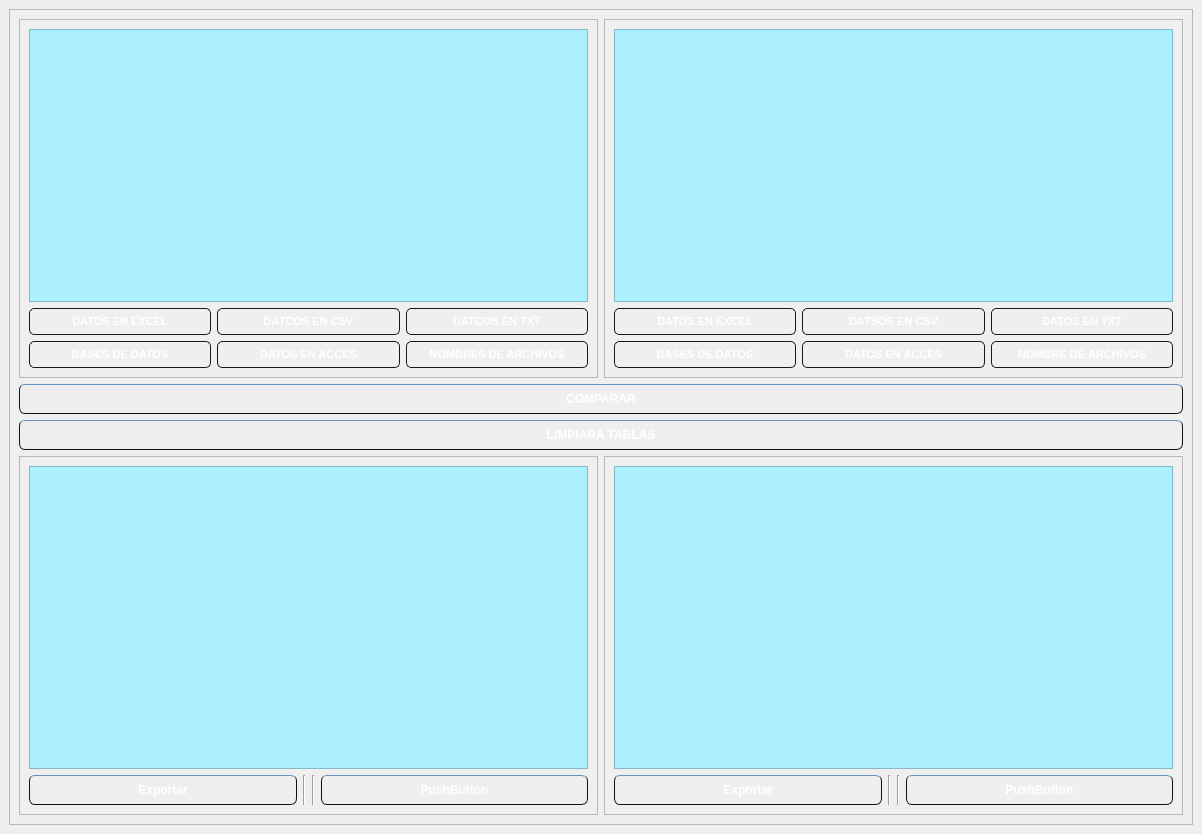
Qt form ui/ventana_principal.ui (Musthia/cotejo_fiscalizacion) before a commit.
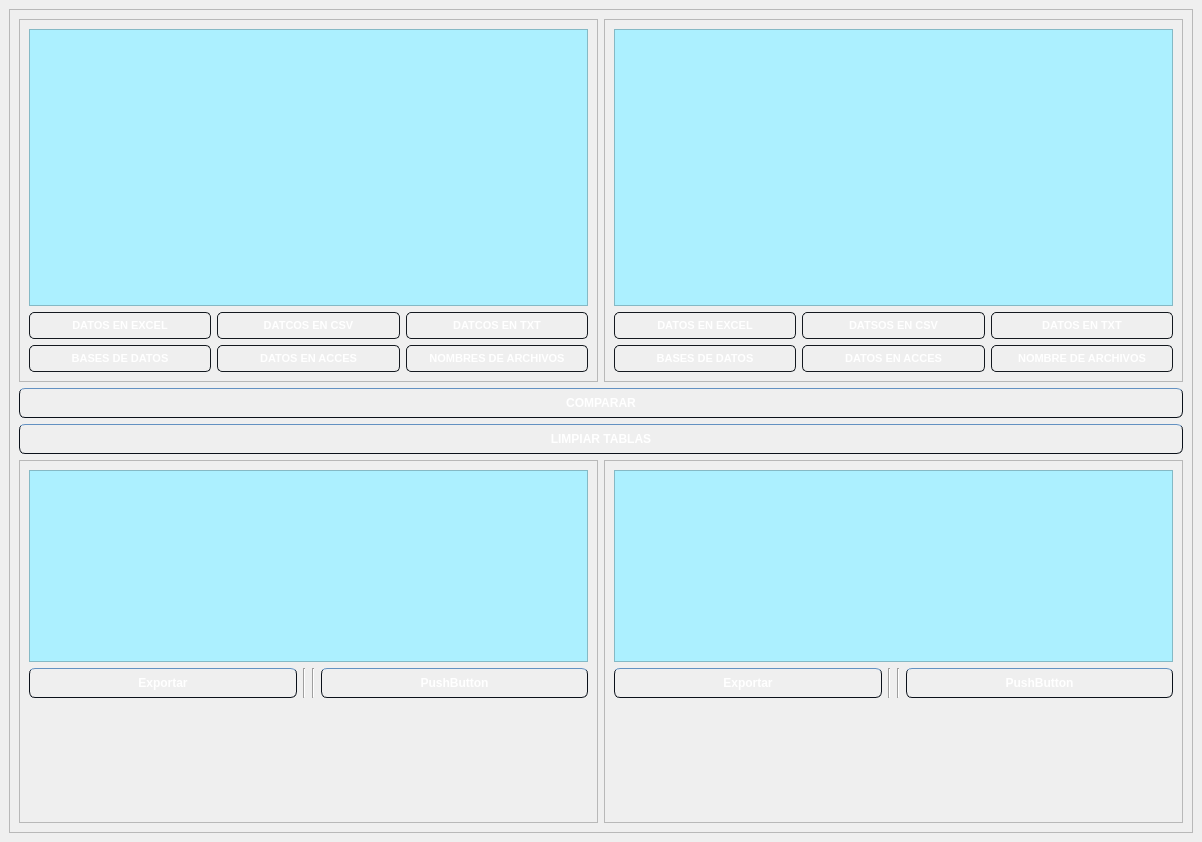
The same form after that commit. Icons and pictures are not drawn.

What changed in the file:
```diff
--- a/ui/ventana_principal.ui
+++ b/ui/ventana_principal.ui
@@ -7,7 +7,7 @@
     <x>0</x>
     <y>0</y>
     <width>1202</width>
-    <height>834</height>
+    <height>842</height>
    </rect>
   </property>
   <property name="sizePolicy">
@@ -33,6 +33,9 @@
         <verstretch>0</verstretch>
        </sizepolicy>
       </property>
+      <property name="styleSheet">
+       <string notr="true">background-image: url(:/ico/image (1).png);</string>
+      </property>
       <property name="frameShape">
        <enum>QFrame::Shape::StyledPanel</enum>
       </property>
@@ -381,70 +384,6 @@
             </property>
            </widget>
           </item>
-          <item row="1" column="0">
-           <widget class="QPushButton" name="pushButton_9">
-            <property name="cursor">
-             <cursorShape>PointingHandCursor</cursorShape>
-            </property>
-            <property name="styleSheet">
-             <string notr="true">QPushButton {
-    /* Base de acero azul oscuro profundo (volumen hacia afuera) */
-    background-color: qlineargradient(x1:0, y1:0, x2:0, y2:1, 
-                                      stop:0 rgb(50, 65, 85), 
-                                      stop:1 rgb(30, 40, 55));
-    color: #FFFFFF;
-    /* Borde oscuro con reflejo superior azul brillante */
-    border: 1px solid #0b111a;
-    border-top: 1px solid #6391c2; 
-    border-radius: 6px;
-    padding: 7px 14px;
-    font-weight: bold;
-    font-size: 12px;
-}
-
-QPushButton:hover {
-    /* El azul base se enciende e intensifica notablemente */
-    background-color: qlineargradient(x1:0, y1:0, x2:0, y2:1, 
-                                      stop:0 rgb(80, 110, 145), 
-                                      stop:1 rgb(45, 65, 90));
-    /* Texto cian brillante para máximo contraste en hover */
-    color: #3ae2ff;
-    /* Bordes eléctricos integrados */
-    border: 1px solid #163654;
-    border-top: 1px solid #5cb3ff;
-}
-
-QPushButton:pressed {
-    /* Hundimiento extremo en azul marino casi negro */
-    background-color: qlineargradient(x1:0, y1:0, x2:0, y2:1, 
-                                      stop:0 rgb(15, 25, 40), 
-                                      stop:1 rgb(25, 35, 50));
-    color: #00bfff;
-    border: 1px solid #050b14;
-    padding-top: 8px;
-    padding-bottom: 6px;
-}
-
-QPushButton:disabled {
-    /* Desaturado completo (gris ligeramente frío) para indicar inactividad */
-    background-color: #4b525a;
-    color: #828a94;
-    border: 1px solid #363b40;
-}
-</string>
-            </property>
-            <property name="text">
-             <string>Exportar</string>
-            </property>
-           </widget>
-          </item>
-          <item row="1" column="1">
-           <widget class="Line" name="line_8">
-            <property name="orientation">
-             <enum>Qt::Orientation::Vertical</enum>
-            </property>
-           </widget>
-          </item>
           <item row="1" column="2">
            <widget class="Line" name="line_4">
             <property name="orientation">
@@ -452,6 +391,13 @@
             </property>
            </widget>
           </item>
+          <item row="1" column="1">
+           <widget class="Line" name="line_8">
+            <property name="orientation">
+             <enum>Qt::Orientation::Vertical</enum>
+            </property>
+           </widget>
+          </item>
           <item row="1" column="3">
            <widget class="QPushButton" name="pushButton_3">
             <property name="cursor">
@@ -509,6 +455,76 @@
             </property>
            </widget>
           </item>
+          <item row="1" column="0">
+           <widget class="QPushButton" name="pushButton_export_falt">
+            <property name="cursor">
+             <cursorShape>PointingHandCursor</cursorShape>
+            </property>
+            <property name="styleSheet">
+             <string notr="true">QPushButton {
+    /* Base de acero azul oscuro profundo (volumen hacia afuera) */
+    background-color: qlineargradient(x1:0, y1:0, x2:0, y2:1, 
+                                      stop:0 rgb(50, 65, 85), 
+                                      stop:1 rgb(30, 40, 55));
+    color: #FFFFFF;
+    /* Borde oscuro con reflejo superior azul brillante */
+    border: 1px solid #0b111a;
+    border-top: 1px solid #6391c2; 
+    border-radius: 6px;
+    padding: 7px 14px;
+    font-weight: bold;
+    font-size: 12px;
+}
+
+QPushButton:hover {
+    /* El azul base se enciende e intensifica notablemente */
+    background-color: qlineargradient(x1:0, y1:0, x2:0, y2:1, 
+                                      stop:0 rgb(80, 110, 145), 
+                                      stop:1 rgb(45, 65, 90));
+    /* Texto cian brillante para máximo contraste en hover */
+    color: #3ae2ff;
+    /* Bordes eléctricos integrados */
+    border: 1px solid #163654;
+    border-top: 1px solid #5cb3ff;
+}
+
+QPushButton:pressed {
+    /* Hundimiento extremo en azul marino casi negro */
+    background-color: qlineargradient(x1:0, y1:0, x2:0, y2:1, 
+                                      stop:0 rgb(15, 25, 40), 
+                                      stop:1 rgb(25, 35, 50));
+    color: #00bfff;
+    border: 1px solid #050b14;
+    padding-top: 8px;
+    padding-bottom: 6px;
+}
+
+QPushButton:disabled {
+    /* Desaturado completo (gris ligeramente frío) para indicar inactividad */
+    background-color: #4b525a;
+    color: #828a94;
+    border: 1px solid #363b40;
+}
+</string>
+            </property>
+            <property name="text">
+             <string>Exportar</string>
+            </property>
+           </widget>
+          </item>
+          <item row="2" column="0" colspan="4">
+           <widget class="QLabel" name="label_2_info">
+            <property name="sizePolicy">
+             <sizepolicy hsizetype="Expanding" vsizetype="Expanding">
+              <horstretch>0</horstretch>
+              <verstretch>0</verstretch>
+             </sizepolicy>
+            </property>
+            <property name="text">
+             <string/>
+            </property>
+           </widget>
+          </item>
          </layout>
         </widget>
        </item>
@@ -857,7 +873,7 @@
            </widget>
           </item>
           <item row="1" column="0">
-           <widget class="QPushButton" name="pushButton_8">
+           <widget class="QPushButton" name="pushButton_export_coinc">
             <property name="cursor">
              <cursorShape>PointingHandCursor</cursorShape>
             </property>
@@ -913,20 +929,6 @@
             </property>
            </widget>
           </item>
-          <item row="1" column="1">
-           <widget class="Line" name="line_3">
-            <property name="orientation">
-             <enum>Qt::Orientation::Vertical</enum>
-            </property>
-           </widget>
-          </item>
-          <item row="1" column="2">
-           <widget class="Line" name="line_5">
-            <property name="orientation">
-             <enum>Qt::Orientation::Vertical</enum>
-            </property>
-           </widget>
-          </item>
           <item row="1" column="3">
            <widget class="QPushButton" name="pushButton_4">
             <property name="cursor">
@@ -984,6 +986,33 @@
             </property>
            </widget>
           </item>
+          <item row="1" column="2">
+           <widget class="Line" name="line_5">
+            <property name="orientation">
+             <enum>Qt::Orientation::Vertical</enum>
+            </property>
+           </widget>
+          </item>
+          <item row="1" column="1">
+           <widget class="Line" name="line_3">
+            <property name="orientation">
+             <enum>Qt::Orientation::Vertical</enum>
+            </property>
+           </widget>
+          </item>
+          <item row="2" column="0" colspan="4">
+           <widget class="QLabel" name="label_1_info">
+            <property name="sizePolicy">
+             <sizepolicy hsizetype="Expanding" vsizetype="Expanding">
+              <horstretch>0</horstretch>
+              <verstretch>0</verstretch>
+             </sizepolicy>
+            </property>
+            <property name="text">
+             <string/>
+            </property>
+           </widget>
+          </item>
          </layout>
         </widget>
        </item>
@@ -1097,7 +1126,7 @@
 </string>
          </property>
          <property name="text">
-          <string>LIMPIARA TABLAS</string>
+          <string>LIMPIAR TABLAS</string>
          </property>
         </widget>
        </item>
```
